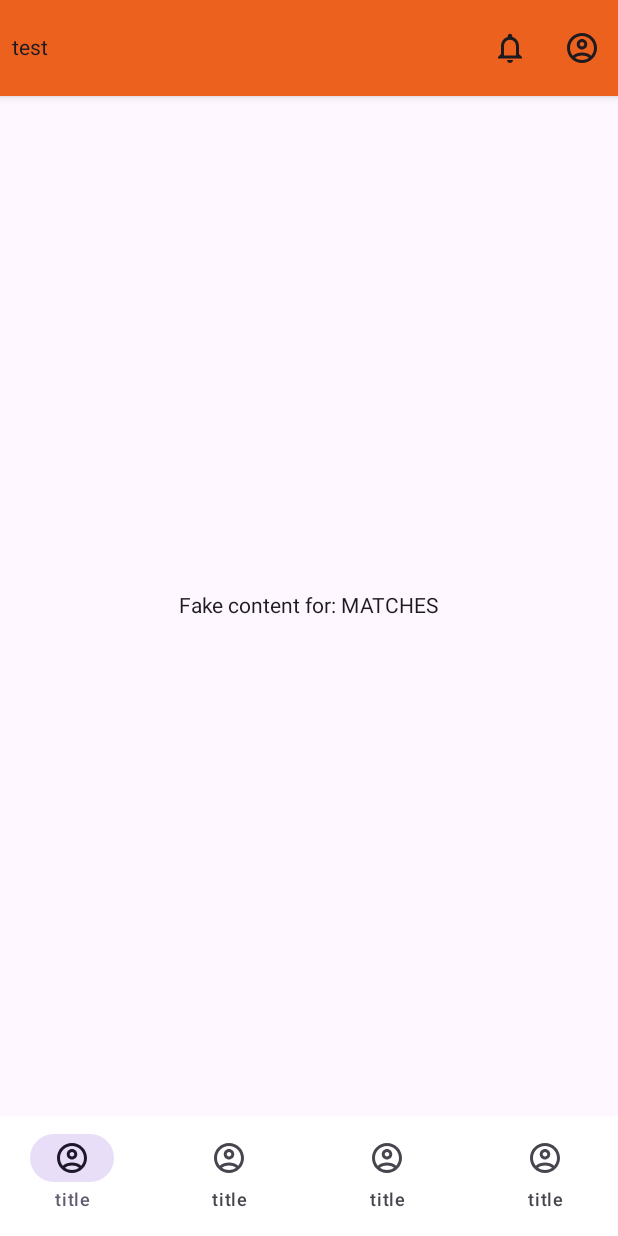
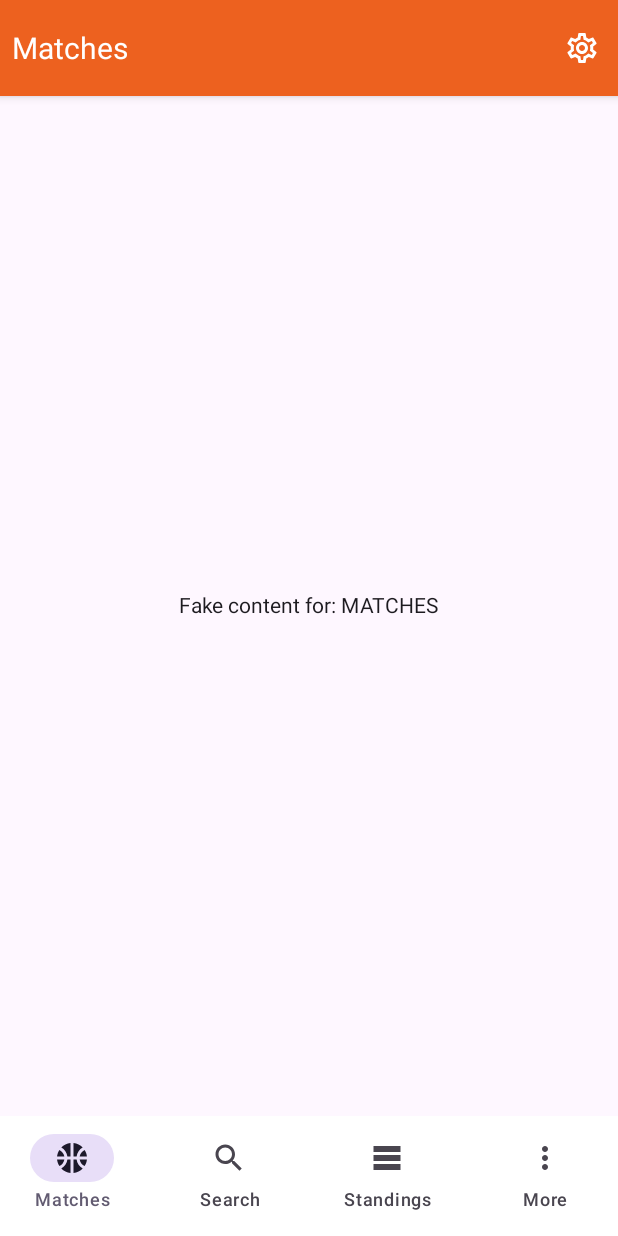
Before and after one commit to mzielu/basket-krk-kmp, an Android app built with Jetpack Compose: the @Preview function MainContentPreview, on a phone screen of 412 x 824 dp. Run offline under Robolectric (Android 15) with nearby library versions, the phone set to English and light mode, and no system bars; our stand-ins replace Compose Multiplatform resources.

Commit message:
Fix languages on iOS

```diff
--- a/presentation/src/commonMain/kotlin/com/mzs/basket_krk/presentation/base/ui/ActionBar.kt
+++ b/presentation/src/commonMain/kotlin/com/mzs/basket_krk/presentation/base/ui/ActionBar.kt
@@ -47,6 +47,7 @@ fun ActionBar(
                     Icon(
                         imageVector = Icons.Default.ChevronLeft,
                         contentDescription = "Back",
+                        tint = BasketKrkColors.DefaultBackground
                     )
                 }
             }
@@ -56,6 +57,7 @@ fun ActionBar(
                 overflow = TextOverflow.Ellipsis,
                 maxLines = 1,
                 textAlign = TextAlign.Start,
+                style = BasketKrkStyles.actionBarTitle,
                 modifier = Modifier.padding(horizontal = 8.dp).weight(1f),
             )
 
--- a/presentation/src/commonMain/kotlin/com/mzs/basket_krk/presentation/base/ui/BasketKrkStyles.kt
+++ b/presentation/src/commonMain/kotlin/com/mzs/basket_krk/presentation/base/ui/BasketKrkStyles.kt
@@ -6,6 +6,12 @@ import androidx.compose.ui.text.font.FontWeight
 import androidx.compose.ui.unit.sp
 
 object BasketKrkStyles {
+
+    val actionBarTitle = TextStyle(
+        color = BasketKrkColors.AppBarText,
+        fontWeight = FontWeight.Normal,
+        fontSize = 20.sp
+    )
 
     // LIST
     val listItemMainText = TextStyle(
--- a/presentation/src/commonMain/kotlin/com/mzs/basket_krk/presentation/navigation/MainTab.kt
+++ b/presentation/src/commonMain/kotlin/com/mzs/basket_krk/presentation/navigation/MainTab.kt
@@ -1,4 +1,17 @@
 package com.mzs.basket_krk.presentation.navigation
+
+import androidx.compose.material.icons.Icons
+import androidx.compose.material.icons.filled.MoreVert
+import androidx.compose.material.icons.filled.Search
+import androidx.compose.material.icons.filled.SportsBasketball
+import androidx.compose.material.icons.filled.TableRows
+import androidx.compose.ui.graphics.vector.ImageVector
+import basket_krk.presentation.generated.resources.Res
+import basket_krk.presentation.generated.resources.bottom_bar_matches
+import basket_krk.presentation.generated.resources.bottom_bar_more
+import basket_krk.presentation.generated.resources.bottom_bar_search
+import basket_krk.presentation.generated.resources.bottom_bar_standings
+import org.jetbrains.compose.resources.StringResource
 
 enum class MainTab {
     MATCHES,
@@ -6,3 +19,19 @@ enum class MainTab {
     TABLES,
     MORE,
 }
+
+fun MainTab.icon(): ImageVector =
+    when (this) {
+        MainTab.MATCHES -> Icons.Default.SportsBasketball
+        MainTab.SEARCH -> Icons.Default.Search
+        MainTab.TABLES -> Icons.Default.TableRows
+        MainTab.MORE -> Icons.Default.MoreVert
+    }
+
+fun MainTab.titleRes(): StringResource =
+    when (this) {
+        MainTab.MATCHES -> Res.string.bottom_bar_matches
+        MainTab.SEARCH -> Res.string.bottom_bar_search
+        MainTab.TABLES -> Res.string.bottom_bar_standings
+        MainTab.MORE -> Res.string.bottom_bar_more
+    }
--- a/presentation/src/commonMain/kotlin/com/mzs/basket_krk/presentation/screens/main/MainScreen.kt
+++ b/presentation/src/commonMain/kotlin/com/mzs/basket_krk/presentation/screens/main/MainScreen.kt
@@ -10,6 +10,7 @@ import androidx.compose.foundation.layout.windowInsetsPadding
 import androidx.compose.material.icons.Icons
 import androidx.compose.material.icons.outlined.AccountCircle
 import androidx.compose.material.icons.outlined.Notifications
+import androidx.compose.material.icons.outlined.Settings
 import androidx.compose.material3.Icon
 import androidx.compose.material3.IconButton
 import androidx.compose.material3.NavigationBar
@@ -21,11 +22,14 @@ import androidx.compose.runtime.collectAsState
 import androidx.compose.runtime.getValue
 import androidx.compose.ui.Alignment
 import androidx.compose.ui.Modifier
-import androidx.compose.ui.graphics.Color
 import androidx.compose.ui.text.style.TextAlign
+import com.mzs.basket_krk.presentation.base.ui.ActionBar
+import com.mzs.basket_krk.presentation.base.ui.BasketKrkColors
 import com.mzs.basket_krk.presentation.navigation.MainTab
-import com.mzs.basket_krk.presentation.base.ui.ActionBar
+import com.mzs.basket_krk.presentation.navigation.icon
+import com.mzs.basket_krk.presentation.navigation.titleRes
 import com.mzs.basket_krk.presentation.screens.main.matches.MatchesScreen
+import org.jetbrains.compose.resources.stringResource
 import org.jetbrains.compose.ui.tooling.preview.Preview
 import org.koin.compose.viewmodel.koinViewModel
 
@@ -59,35 +63,27 @@ fun MainContent(
         modifier = Modifier.windowInsetsPadding(WindowInsets.safeDrawing),
         topBar = {
             ActionBar(
-                titleText = "test",
+                titleText = stringResource(selectedTab.titleRes()),
                 actions = {
-                    IconButton(onClick = {  }) {
+                    IconButton(onClick = { }) {
                         Icon(
-                            Icons.Outlined.Notifications,
-                            contentDescription = "test",
-                        )
-                    }
-                    IconButton(onClick = {  }) {
-                        Icon(
-                            Icons.Outlined.AccountCircle,
-                            contentDescription = "test",
+                            Icons.Outlined.Settings,
+                            tint = BasketKrkColors.AppBarText,
+                            contentDescription = "Settings",
                         )
                     }
                 },
             )
         },
         bottomBar = {
-            NavigationBar(containerColor = Color.White) {
+            NavigationBar(containerColor = BasketKrkColors.DefaultBackground) {
                 MainTab.entries.forEach { tab ->
-                    val title = "title"
+                    val title = stringResource(tab.titleRes())
                     NavigationBarItem(
                         selected = selectedTab == tab,
                         onClick = { onTabSelected(tab) },
                         icon = {
-                            Icon(
-                                imageVector = Icons.Outlined.AccountCircle,
-                                contentDescription = title
-                            )
+                            Icon(imageVector = tab.icon(), contentDescription = title)
                         },
                         label = {
                             Text(title, textAlign = TextAlign.Center)
--- a/shared/build.gradle.kts
+++ b/shared/build.gradle.kts
@@ -2,6 +2,8 @@ plugins {
     alias(libs.plugins.kotlinMultiplatform)
     alias(libs.plugins.androidKotlinMultiplatformLibrary)
     alias(libs.plugins.androidLint)
+    alias(libs.plugins.composeMultiplatform)
+    alias(libs.plugins.composeCompiler)
 }
 
 kotlin {
@@ -45,6 +47,9 @@ kotlin {
                 implementation(libs.kotlin.stdlib)
                 // Add KMP dependencies here
 
+                // compose
+                implementation(compose.runtime)
+
                 // koin
                 implementation(libs.koin.core)
             }
```
